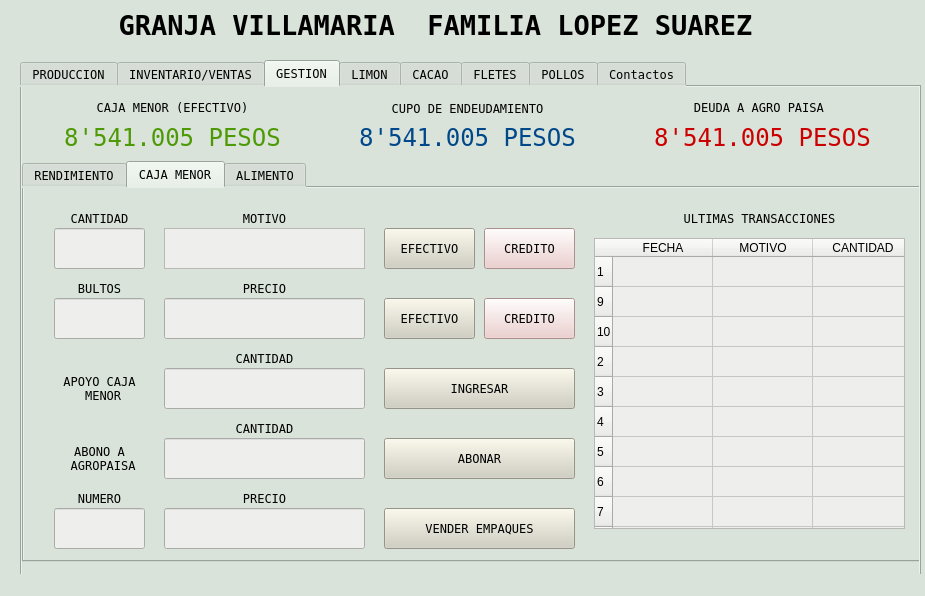
joaramirezra/Huevos-familia-lopez, file programa/interfaz_grafica/Interfaz_de_usuario.ui: the form before one commit.
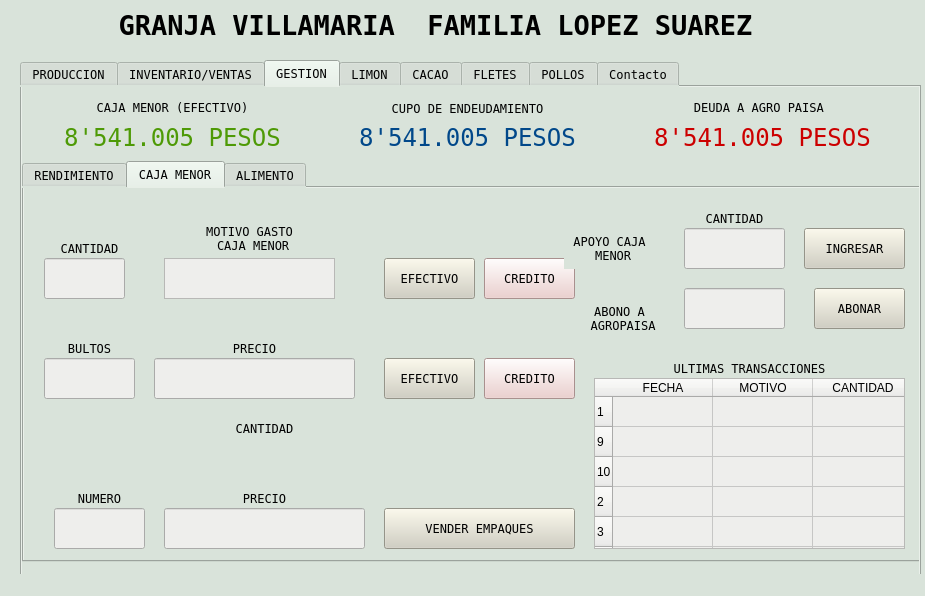
The form after the commit. The open tabs and pages were chosen to show the change. Custom widgets are drawn as their Qt base class.

The edit to the form file:
```diff
--- a/programa/interfaz_grafica/Interfaz_de_usuario.ui
+++ b/programa/interfaz_grafica/Interfaz_de_usuario.ui
@@ -1600,9 +1600,9 @@
        <widget class="QPushButton" name="boton_abonar">
         <property name="geometry">
          <rect>
-          <x>360</x>
-          <y>250</y>
-          <width>191</width>
+          <x>790</x>
+          <y>100</y>
+          <width>91</width>
           <height>41</height>
          </rect>
         </property>
@@ -1621,8 +1621,8 @@
        <widget class="QLabel" name="label_57">
         <property name="geometry">
          <rect>
-          <x>20</x>
-          <y>250</y>
+          <x>540</x>
+          <y>110</y>
           <width>111</width>
           <height>41</height>
          </rect>
@@ -1644,8 +1644,8 @@
         <property name="geometry">
          <rect>
           <x>140</x>
-          <y>10</y>
-          <width>201</width>
+          <y>30</y>
+          <width>171</width>
           <height>41</height>
          </rect>
         </property>
@@ -1655,7 +1655,8 @@
          </font>
         </property>
         <property name="text">
-         <string>MOTIVO</string>
+         <string>MOTIVO GASTO 
+ CAJA MENOR</string>
         </property>
         <property name="alignment">
          <set>Qt::AlignCenter</set>
@@ -1665,7 +1666,7 @@
         <property name="geometry">
          <rect>
           <x>360</x>
-          <y>40</y>
+          <y>70</y>
           <width>91</width>
           <height>41</height>
          </rect>
@@ -1686,8 +1687,8 @@
         <property name="geometry">
          <rect>
           <x>140</x>
-          <y>40</y>
-          <width>201</width>
+          <y>70</y>
+          <width>171</width>
           <height>41</height>
          </rect>
         </property>
@@ -1710,8 +1711,8 @@
        <widget class="QLabel" name="label_61">
         <property name="geometry">
          <rect>
-          <x>30</x>
-          <y>10</y>
+          <x>20</x>
+          <y>40</y>
           <width>91</width>
           <height>41</height>
          </rect>
@@ -1732,7 +1733,7 @@
         <property name="geometry">
          <rect>
           <x>460</x>
-          <y>40</y>
+          <y>70</y>
           <width>91</width>
           <height>41</height>
          </rect>
@@ -1774,9 +1775,9 @@
         <property name="geometry">
          <rect>
           <x>570</x>
-          <y>50</y>
+          <y>190</y>
           <width>311</width>
-          <height>291</height>
+          <height>171</height>
          </rect>
         </property>
         <property name="styleSheet">
@@ -1858,9 +1859,9 @@
        <widget class="QLineEdit" name="abonar_dinero">
         <property name="geometry">
          <rect>
-          <x>140</x>
-          <y>250</y>
-          <width>201</width>
+          <x>660</x>
+          <y>100</y>
+          <width>101</width>
           <height>41</height>
          </rect>
         </property>
@@ -1871,9 +1872,9 @@
        <widget class="QLineEdit" name="cantidad_dinero_caja">
         <property name="geometry">
          <rect>
-          <x>30</x>
-          <y>40</y>
-          <width>91</width>
+          <x>20</x>
+          <y>70</y>
+          <width>81</width>
           <height>41</height>
          </rect>
         </property>
@@ -1884,8 +1885,8 @@
        <widget class="QLabel" name="label_89">
         <property name="geometry">
          <rect>
-          <x>30</x>
-          <y>180</y>
+          <x>540</x>
+          <y>40</y>
           <width>91</width>
           <height>41</height>
          </rect>
@@ -1906,9 +1907,9 @@
        <widget class="QLineEdit" name="ingresar_dinero">
         <property name="geometry">
          <rect>
-          <x>140</x>
-          <y>180</y>
-          <width>201</width>
+          <x>660</x>
+          <y>40</y>
+          <width>101</width>
           <height>41</height>
          </rect>
         </property>
@@ -1919,9 +1920,9 @@
        <widget class="QPushButton" name="boton_invertir_caja_menor">
         <property name="geometry">
          <rect>
-          <x>360</x>
-          <y>180</y>
-          <width>191</width>
+          <x>780</x>
+          <y>40</y>
+          <width>101</width>
           <height>41</height>
          </rect>
         </property>
@@ -1940,9 +1941,9 @@
        <widget class="QLabel" name="label_63">
         <property name="geometry">
          <rect>
-          <x>140</x>
-          <y>160</y>
-          <width>201</width>
+          <x>660</x>
+          <y>20</y>
+          <width>101</width>
           <height>21</height>
          </rect>
         </property>
@@ -1961,8 +1962,8 @@
        <widget class="QLabel" name="label_64">
         <property name="geometry">
          <rect>
-          <x>580</x>
-          <y>10</y>
+          <x>570</x>
+          <y>160</y>
           <width>311</width>
           <height>41</height>
          </rect>
@@ -1982,8 +1983,8 @@
        <widget class="QLabel" name="titulo_bultos">
         <property name="geometry">
          <rect>
-          <x>30</x>
-          <y>90</y>
+          <x>20</x>
+          <y>150</y>
           <width>91</width>
           <height>21</height>
          </rect>
@@ -2004,7 +2005,7 @@
         <property name="geometry">
          <rect>
           <x>360</x>
-          <y>110</y>
+          <y>170</y>
           <width>91</width>
           <height>41</height>
          </rect>
@@ -2024,8 +2025,8 @@
        <widget class="QLineEdit" name="cantidad_bultos_adquirir">
         <property name="geometry">
          <rect>
-          <x>30</x>
-          <y>110</y>
+          <x>20</x>
+          <y>170</y>
           <width>91</width>
           <height>41</height>
          </rect>
@@ -2037,8 +2038,8 @@
        <widget class="QLabel" name="titulo_precio">
         <property name="geometry">
          <rect>
-          <x>150</x>
-          <y>90</y>
+          <x>140</x>
+          <y>150</y>
           <width>181</width>
           <height>21</height>
          </rect>
@@ -2058,8 +2059,8 @@
        <widget class="QLineEdit" name="precio_adquisicion_costal">
         <property name="geometry">
          <rect>
-          <x>140</x>
-          <y>110</y>
+          <x>130</x>
+          <y>170</y>
           <width>201</width>
           <height>41</height>
          </rect>
@@ -2072,7 +2073,7 @@
         <property name="geometry">
          <rect>
           <x>460</x>
-          <y>110</y>
+          <y>170</y>
           <width>91</width>
           <height>41</height>
          </rect>
@@ -4629,7 +4630,7 @@
     </widget>
     <widget class="QWidget" name="tab_4">
      <attribute name="title">
-      <string>Contactos</string>
+      <string>Contacto</string>
      </attribute>
     </widget>
    </widget>
```
Left out of the diff: 38 changed lines with no effect on the pictures.
